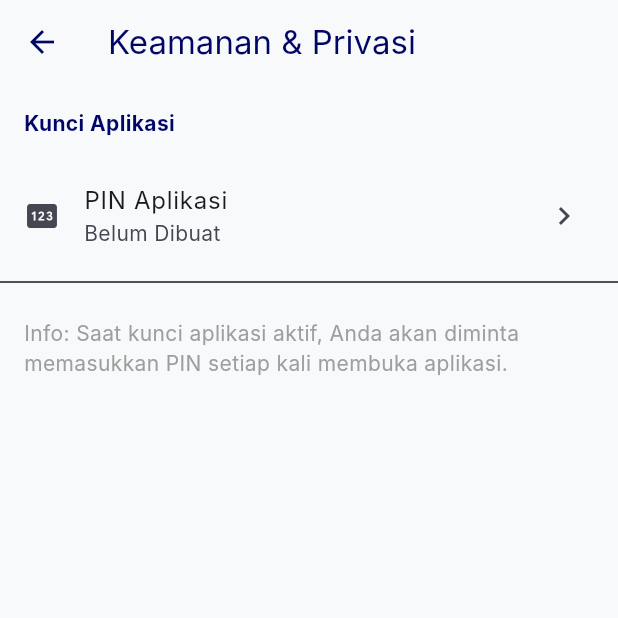
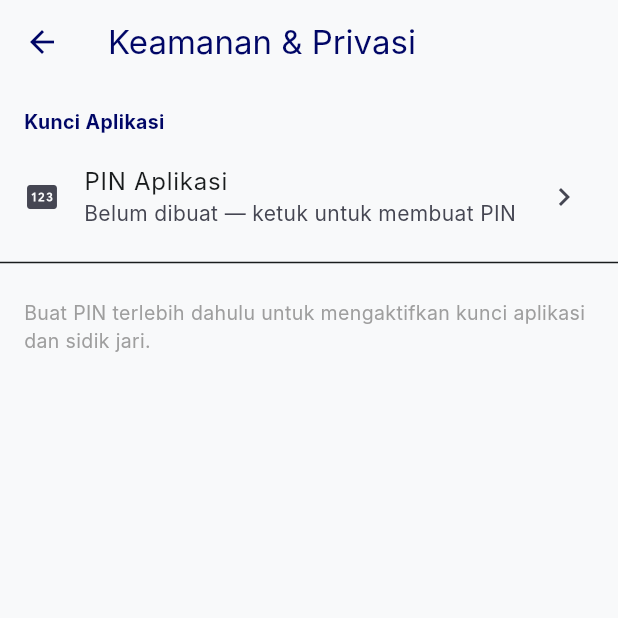
Before and after one commit to ferdiodwi/NyatetPesse, a Flutter app: the SecuritySettingsScreen screen opened directly, on a phone screen of 412 x 824 dp, the top half of it. Run offline on Flutter 3.47's test engine with Material 3 defaults, Android fonts, the phone set to English and light mode, and no system bars; our stand-ins replace camera, drift, fl_chart, flutter_riverpod, flutter_secure_storage, image_picker and 3 more; missing offline and left inert: google_mlkit_text_recognition; accounts and stored records are empty; generated files the repository leaves out were written again; Roboto replaces fonts that are missing (Inter).

Commit message:
feat: implement fingerprint authentication and configure Android splash screen resources

```diff
--- a/lib/features/security/presentation/screens/security_settings_screen.dart
+++ b/lib/features/security/presentation/screens/security_settings_screen.dart
@@ -31,10 +31,8 @@ class _SecuritySettingsScreenState extends ConsumerState<SecuritySettingsScreen>
     showDialog(
       context: context,
       barrierDismissible: false,
-      builder: (context) {
-        return StatefulBuilder(
-          builder: (context, setDialogState) {
-            return AlertDialog(
+      builder: (context) => StatefulBuilder(
+        builder: (context, setDialogState) => AlertDialog(
           title: const Text('Buat PIN Baru'),
           content: Column(
             mainAxisSize: MainAxisSize.min,
@@ -44,36 +42,24 @@ class _SecuritySettingsScreenState extends ConsumerState<SecuritySettingsScreen>
                 keyboardType: TextInputType.number,
                 maxLength: 6,
                 obscureText: true,
-                    decoration: const InputDecoration(
-                      labelText: 'Masukkan 6 Digit PIN',
-                    ),
+                decoration: const InputDecoration(labelText: 'Masukkan 6 Digit PIN'),
               ),
               TextField(
                 controller: _confirmPinController,
                 keyboardType: TextInputType.number,
                 maxLength: 6,
                 obscureText: true,
-                    decoration: const InputDecoration(
-                      labelText: 'Konfirmasi PIN',
-                    ),
+                decoration: const InputDecoration(labelText: 'Konfirmasi PIN'),
               ),
               if (_errorMessage != null)
                 Padding(
                   padding: const EdgeInsets.only(top: 8),
-                      child: Text(
-                        _errorMessage!,
-                        style: TextStyle(color: Theme.of(context).colorScheme.error),
-                      ),
+                  child: Text(_errorMessage!, style: TextStyle(color: Theme.of(context).colorScheme.error)),
                 ),
             ],
           ),
           actions: [
-                TextButton(
-                  onPressed: () {
-                    Navigator.pop(context);
-                  },
-                  child: const Text('Batal'),
-                ),
+            TextButton(onPressed: () => Navigator.pop(context), child: const Text('Batal')),
             ElevatedButton(
               onPressed: () async {
                 if (_pinController.text.length != 6) {
@@ -84,32 +70,25 @@ class _SecuritySettingsScreenState extends ConsumerState<SecuritySettingsScreen>
                   setDialogState(() => _errorMessage = 'Konfirmasi PIN tidak cocok');
                   return;
                 }
-
                 await ref.read(securityControllerProvider.notifier).setPin(_pinController.text);
                 if (context.mounted) Navigator.pop(context);
               },
               child: const Text('Simpan'),
             ),
           ],
-            );
-          }
-        );
-      },
+        ),
+      ),
     );
   }
 
   void _showRemovePinDialog() {
     showDialog(
       context: context,
-      builder: (context) {
-        return AlertDialog(
+      builder: (context) => AlertDialog(
         title: const Text('Hapus PIN?'),
-          content: const Text('Fitur kunci aplikasi akan dinonaktifkan sepenuhnya (termasuk Biometrik).'),
+        content: const Text('Kunci aplikasi dan sidik jari akan dinonaktifkan sepenuhnya.'),
         actions: [
-            TextButton(
-              onPressed: () => Navigator.pop(context),
-              child: const Text('Batal'),
-            ),
+          TextButton(onPressed: () => Navigator.pop(context), child: const Text('Batal')),
           ElevatedButton(
             onPressed: () async {
               await ref.read(securityControllerProvider.notifier).removePin();
@@ -122,72 +101,113 @@ class _SecuritySettingsScreenState extends ConsumerState<SecuritySettingsScreen>
             child: const Text('Hapus'),
           ),
         ],
-        );
-      },
+      ),
     );
   }
 
   @override
   Widget build(BuildContext context) {
-    final securityState = ref.watch(securityControllerProvider);
-    final controller = ref.watch(securityControllerProvider.notifier);
+    final s = ref.watch(securityControllerProvider);
+    final controller = ref.read(securityControllerProvider.notifier);
+    final primary = Theme.of(context).colorScheme.primary;
 
     return Scaffold(
-      appBar: AppBar(
-        title: const Text('Keamanan & Privasi'),
-      ),
+      appBar: AppBar(title: const Text('Keamanan & Privasi')),
       body: ListView(
         children: [
+          // ── PIN ──────────────────────────────────────────────
           Padding(
-            padding: const EdgeInsets.all(16.0),
-            child: Text(
-              'Kunci Aplikasi',
-              style: TextStyle(
-                color: Theme.of(context).colorScheme.primary,
-                fontWeight: FontWeight.bold,
-              ),
-            ),
+            padding: const EdgeInsets.fromLTRB(16, 16, 16, 4),
+            child: Text('Kunci Aplikasi',
+                style: TextStyle(color: primary, fontWeight: FontWeight.bold, fontSize: 13)),
           ),
           ListTile(
             leading: const Icon(Icons.pin),
             title: const Text('PIN Aplikasi'),
-            subtitle: Text(securityState.hasPinSet ? 'Aktif' : 'Belum Dibuat'),
-            trailing: securityState.hasPinSet
-                ? IconButton(
+            subtitle: Text(s.hasPinSet ? 'Aktif' : 'Belum dibuat — ketuk untuk membuat PIN'),
+            trailing: s.hasPinSet
+                ? Row(
+                    mainAxisSize: MainAxisSize.min,
+                    children: [
+                      TextButton(onPressed: _showSetPinDialog, child: const Text('Ganti')),
+                      IconButton(
                         icon: const Icon(Icons.delete_outline),
+                        tooltip: 'Hapus PIN',
                         onPressed: _showRemovePinDialog,
+                      ),
+                    ],
                   )
                 : const Icon(Icons.chevron_right),
-            onTap: securityState.hasPinSet ? null : _showSetPinDialog,
+            onTap: s.hasPinSet ? null : _showSetPinDialog,
           ),
-          if (securityState.hasPinSet && securityState.isBiometricSupported)
+
+          // ── FINGERPRINT ──────────────────────────────────────
+          if (s.hasPinSet) ...[
+            const Divider(),
+            Padding(
+              padding: const EdgeInsets.fromLTRB(16, 8, 16, 4),
+              child: Text('Biometrik',
+                  style: TextStyle(color: primary, fontWeight: FontWeight.bold, fontSize: 13)),
+            ),
+            if (!s.isBiometricSupported)
+              const ListTile(
+                leading: Icon(Icons.info_outline, color: Colors.grey),
+                title: Text('Tidak Didukung'),
+                subtitle: Text('Perangkat tidak memiliki sensor sidik jari.'),
+              )
+            else
               SwitchListTile(
-              secondary: const Icon(Icons.fingerprint),
-              title: const Text('Gunakan Sidik Jari / Face ID'),
-              subtitle: const Text('Buka aplikasi tanpa memasukkan PIN'),
-              value: securityState.isBiometricEnabled,
+                secondary: AnimatedContainer(
+                  duration: const Duration(milliseconds: 250),
+                  padding: const EdgeInsets.all(8),
+                  decoration: BoxDecoration(
+                    color: s.isBiometricEnabled
+                        ? primary.withValues(alpha: 0.12)
+                        : Theme.of(context).colorScheme.surfaceContainerHighest,
+                    borderRadius: BorderRadius.circular(10),
+                  ),
+                  child: Icon(
+                    Icons.fingerprint,
+                    color: s.isBiometricEnabled ? primary : Colors.grey,
+                    size: 26,
+                  ),
+                ),
+                title: const Text('Sidik Jari', style: TextStyle(fontWeight: FontWeight.w500)),
+                subtitle: Text(
+                  s.isBiometricEnabled
+                      ? 'Aktif — gunakan sidik jari untuk membuka kunci'
+                      : 'Nonaktif',
+                  style: const TextStyle(fontSize: 12),
+                ),
+                value: s.isBiometricEnabled,
                 onChanged: (value) async {
                   if (value) {
-                  // Authenticate first before enabling
+                    final messenger = ScaffoldMessenger.of(context);
                     final success = await controller.authenticateWithBiometric();
-                  if (success) {
-                    controller.setBiometricEnabled(true);
-                  } else if (context.mounted) {
-                     ScaffoldMessenger.of(context).showSnackBar(
-                       const SnackBar(content: Text('Gagal verifikasi biometrik')),
+                    if (!success) {
+                      messenger.showSnackBar(
+                        const SnackBar(content: Text('Verifikasi sidik jari gagal.')),
                       );
                     }
+                    if (success) await controller.setBiometricEnabled(true);
                   } else {
-                  controller.setBiometricEnabled(false);
+                    await controller.setBiometricEnabled(false);
                   }
                 },
               ),
+          ],
+
+          // ── INFO ─────────────────────────────────────────────
           const Divider(),
-          const Padding(
-            padding: EdgeInsets.all(16.0),
+          Padding(
+            padding: const EdgeInsets.all(16),
             child: Text(
-              'Info: Saat kunci aplikasi aktif, Anda akan diminta memasukkan PIN setiap kali membuka aplikasi.',
-              style: TextStyle(color: Colors.grey),
+              s.hasPinSet
+                  ? s.isBiometricEnabled
+                      ? 'Saat aplikasi dikunci, Anda bisa menggunakan sidik jari atau memasukkan PIN.'
+                      : 'Saat aplikasi dikunci, Anda perlu memasukkan PIN.'
+                  : 'Buat PIN terlebih dahulu untuk mengaktifkan kunci aplikasi dan sidik jari.',
+              style: const TextStyle(color: Colors.grey, fontSize: 13),
             ),
           ),
         ],
```
Also changed, not shown: lib/core/services/fingerprint_service.dart (added, +36 -0 lines), lib/features/security/presentation/providers/security_provider.dart (+24 -35 lines), lib/features/security/presentation/screens/app_lock_screen.dart (+211 -131 lines), pad_image.dart (added, +34 -0 lines), pubspec.yaml (+21 -3 lines), assets/images/icon.png (added), assets/images/icon_new.png (added), assets/images/icon_new.svg (added), assets/images/icon_new_padded.png (added), assets/images/icon_padded.png (added), pubspec.lock, 47 other files. Lines whose indentation alone changed are shown as unchanged.
